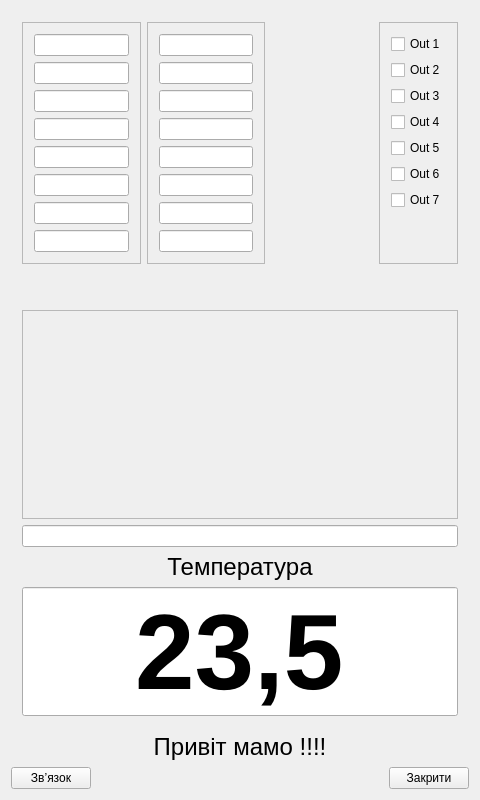
The window that hello.ui (vanessaorgua/hello) describes before a commit, drawn with Qt 5.
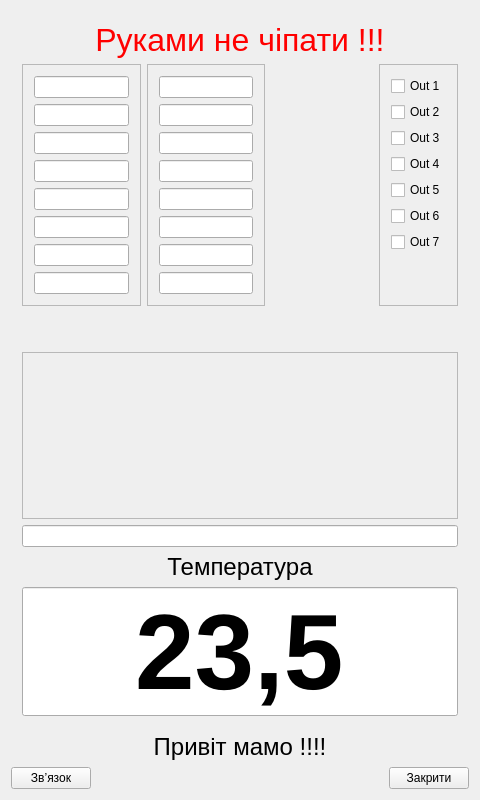
The same window after the commit. Icons and pictures are not drawn.

```diff
--- a/hello.ui
+++ b/hello.ui
@@ -74,6 +74,58 @@
       <enum>QFrame::Raised</enum>
      </property>
      <layout class="QVBoxLayout" name="verticalLayout_4">
+      <item>
+       <widget class="QLabel" name="label_5">
+        <property name="palette">
+         <palette>
+          <active>
+           <colorrole role="WindowText">
+            <brush brushstyle="SolidPattern">
+             <color alpha="255">
+              <red>255</red>
+              <green>0</green>
+              <blue>0</blue>
+             </color>
+            </brush>
+           </colorrole>
+          </active>
+          <inactive>
+           <colorrole role="WindowText">
+            <brush brushstyle="SolidPattern">
+             <color alpha="255">
+              <red>255</red>
+              <green>0</green>
+              <blue>0</blue>
+             </color>
+            </brush>
+           </colorrole>
+          </inactive>
+          <disabled>
+           <colorrole role="WindowText">
+            <brush brushstyle="SolidPattern">
+             <color alpha="255">
+              <red>146</red>
+              <green>145</green>
+              <blue>144</blue>
+             </color>
+            </brush>
+           </colorrole>
+          </disabled>
+         </palette>
+        </property>
+        <property name="font">
+         <font>
+          <pointsize>24</pointsize>
+         </font>
+        </property>
+        <property name="text">
+         <string>Руками не чіпати !!!</string>
+        </property>
+        <property name="alignment">
+         <set>Qt::AlignCenter</set>
+        </property>
+       </widget>
+      </item>
       <item>
        <widget class="QFrame" name="frame_5">
         <property name="frameShape">
```
Left out of the diff: 4 changed lines with no effect on the pictures.
